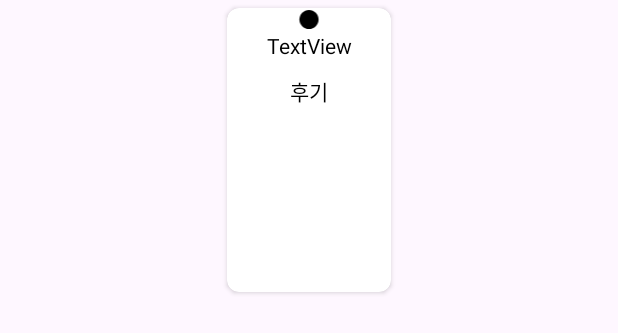
After one commit to sanananan3/madweek1, an Android app: the layout review_item.xml on its own in the app's theme, with its tools: preview values and no code run, on a phone screen of 412 x 824 dp. The commit adds this screen. Shown: the top 333 px of the screen. Run offline under Robolectric (Android 15) with nearby library versions, the phone set to English and light mode, and no system bars.

Commit message:
12.30/22:53

```diff
--- a/app/build.gradle.kts
+++ b/app/build.gradle.kts
@@ -42,4 +42,5 @@ dependencies {
     //noinspection GradleCompatible
     implementation("com.google.android.material:material:1.11.0")
     implementation("androidx.viewpager2:viewpager2:1.0.0")
+    implementation("com.pierfrancescosoffritti.androidyoutubeplayer:core:12.1.0")
 }
--- a/app/src/main/AndroidManifest.xml
+++ b/app/src/main/AndroidManifest.xml
@@ -1,7 +1,7 @@
 <?xml version="1.0" encoding="utf-8"?>
 <manifest xmlns:android="http://schemas.android.com/apk/res/android"
     xmlns:tools="http://schemas.android.com/tools">
-
+    <uses-permission android:name="android.permission.INTERNET"/>
     <application
         android:allowBackup="true"
         android:dataExtractionRules="@xml/data_extraction_rules"
@@ -11,6 +11,7 @@
         android:roundIcon="@mipmap/ic_launcher_round"
         android:supportsRtl="true"
         android:theme="@style/Theme.MyApplication"
+        android:usesCleartextTraffic="true"
         tools:targetApi="31">
         <activity
             android:name=".MainActivity"
--- a/app/src/main/java/com/example/myapplication/RecyclerAdapter.java
+++ b/app/src/main/java/com/example/myapplication/RecyclerAdapter.java
@@ -13,7 +13,6 @@ import androidx.recyclerview.widget.RecyclerView;
 import java.util.ArrayList;
 
 public class RecyclerAdapter extends RecyclerView.Adapter<RecyclerAdapter.ViewHolder> {
-
 
     Context mContext;
     ArrayList<DataDTO> data;
@@ -48,7 +47,6 @@ public class RecyclerAdapter extends RecyclerView.Adapter<RecyclerAdapter.ViewHo
 
     public class ViewHolder extends RecyclerView.ViewHolder {
 
-
         TextView tv_name, tv_mbti, tv_birth, tv_call;
 
         public ViewHolder( View itemView){
--- /dev/null
+++ b/app/src/main/res/drawable/baseline_circle_24.xml
@@ -0,0 +1,5 @@
+<vector android:height="24dp" android:tint="#000000"
+    android:viewportHeight="24" android:viewportWidth="24"
+    android:width="24dp" xmlns:android="http://schemas.android.com/apk/res/android">
+    <path android:fillColor="@android:color/white" android:pathData="M12,2C6.47,2 2,6.47 2,12s4.47,10 10,10 10,-4.47 10,-10S17.53,2 12,2z"/>
+</vector>
--- /dev/null
+++ b/app/src/main/res/layout/review_item.xml
@@ -0,0 +1,53 @@
+<?xml version="1.0" encoding="utf-8"?>
+<LinearLayout xmlns:android="http://schemas.android.com/apk/res/android"
+    xmlns:tools="http://schemas.android.com/tools"
+    android:layout_width="120dp"
+    android:layout_height="200dp"
+    xmlns:card_view="http://schemas.android.com/apk/res-auto"
+    android:orientation="vertical"
+    android:layout_gravity="center_horizontal"
+    tools:context=".Fragment3">
+
+    <androidx.cardview.widget.CardView
+        card_view:cardCornerRadius="8dp"
+        card_view:cardBackgroundColor="@color/white"
+        android:layout_width="match_parent"
+        android:layout_height="match_parent"
+        android:layout_margin="5dp">
+
+        <LinearLayout
+            android:layout_width="match_parent"
+            android:layout_height="wrap_content"
+            android:gravity="center"
+            android:orientation="vertical">
+
+            <ImageView
+                android:id="@+id/imageView"
+                android:layout_width="match_parent"
+                android:layout_height="15dp"
+                android:src="@drawable/baseline_circle_24" />
+
+            <TextView
+                android:id="@+id/selected_movie"
+                android:layout_width="match_parent"
+                android:layout_height="wrap_content"
+                android:layout_gravity="center"
+                android:textAlignment="center"
+                android:textColor="@color/black"
+                android:text="TextView" />
+
+            <TextView
+                android:id="@+id/textview_review_item"
+                android:layout_width="match_parent"
+                android:layout_height="100dp"
+                android:layout_gravity="center"
+                android:layout_margin="10dp"
+                android:background="@color/white"
+                android:text="후기"
+                android:textAlignment="center"
+                android:textColor="@color/black" />
+        </LinearLayout>
+
+    </androidx.cardview.widget.CardView>
+
+</LinearLayout>
```
Also changed, not shown: app/src/main/assets/json/movie_list.json (added, +102 -0 lines), app/src/main/java/com/example/myapplication/Fragment1.java (+2 -17 lines), app/src/main/java/com/example/myapplication/Fragment2.java (+205 -12 lines), app/src/main/java/com/example/myapplication/Fragment3.java (+59 -0 lines), app/src/main/java/com/example/myapplication/Review.java (added, +15 -0 lines), app/src/main/java/com/example/myapplication/ReviewAdapter.java (added, +60 -0 lines), app/src/main/res/layout/dialog.xml (+23 -3 lines), app/src/main/res/layout/fragment_3.xml (+51 -3 lines).
